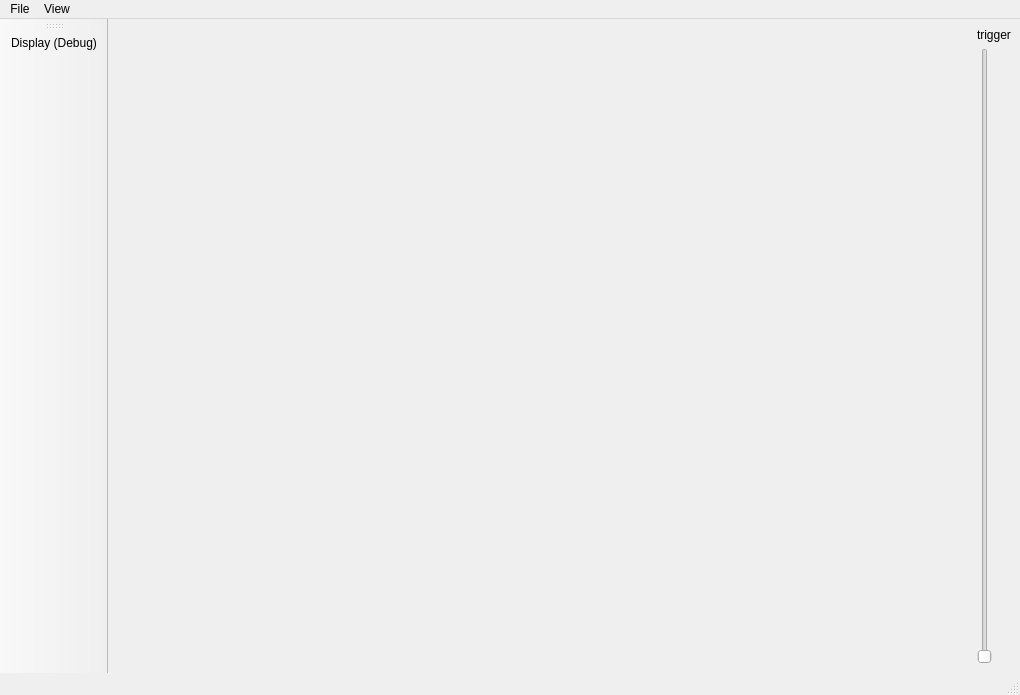
The window that ui/mainwindow.ui (ofey404/MPSOscilloscope) describes before a commit, drawn with Qt 5.
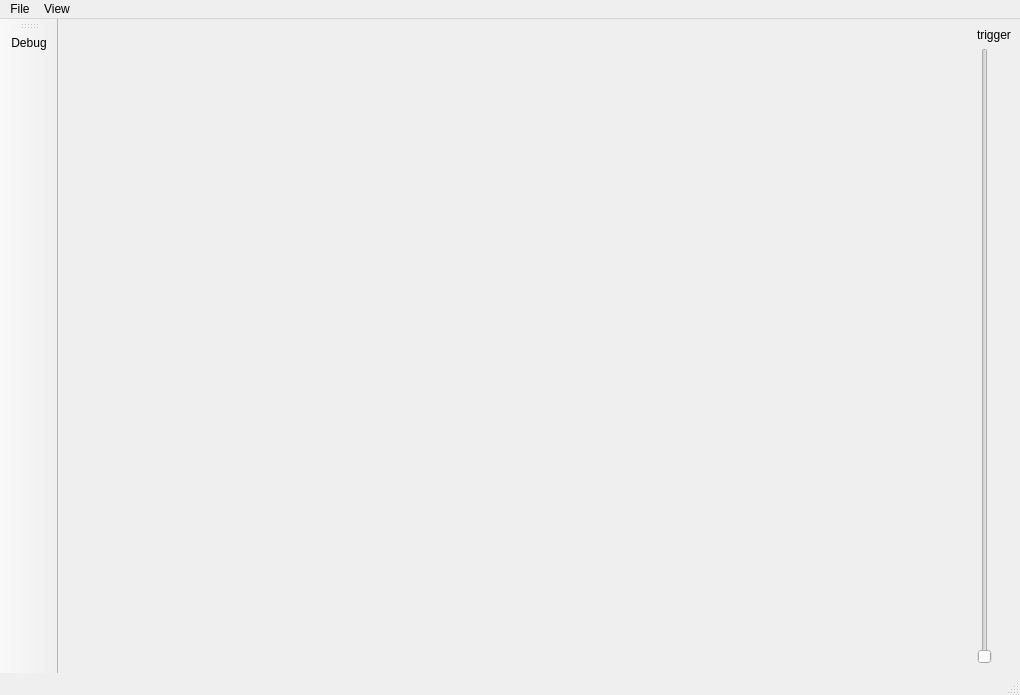
The same window after the commit.

Patch:
```diff
--- a/ui/mainwindow.ui
+++ b/ui/mainwindow.ui
@@ -79,7 +79,7 @@
    <attribute name="toolBarBreak">
     <bool>false</bool>
    </attribute>
-   <addaction name="actionDisplay"/>
+   <addaction name="actionDebug"/>
   </widget>
   <action name="actionNew">
    <property name="text">
@@ -91,12 +91,12 @@
     <string>Zoom</string>
    </property>
   </action>
-  <action name="actionDisplay">
+  <action name="actionDebug">
    <property name="text">
-    <string>Display (Debug)</string>
+    <string>Debug</string>
    </property>
    <property name="toolTip">
-    <string>Display for Developer to test.</string>
+    <string>Debug action</string>
    </property>
   </action>
  </widget>
```
